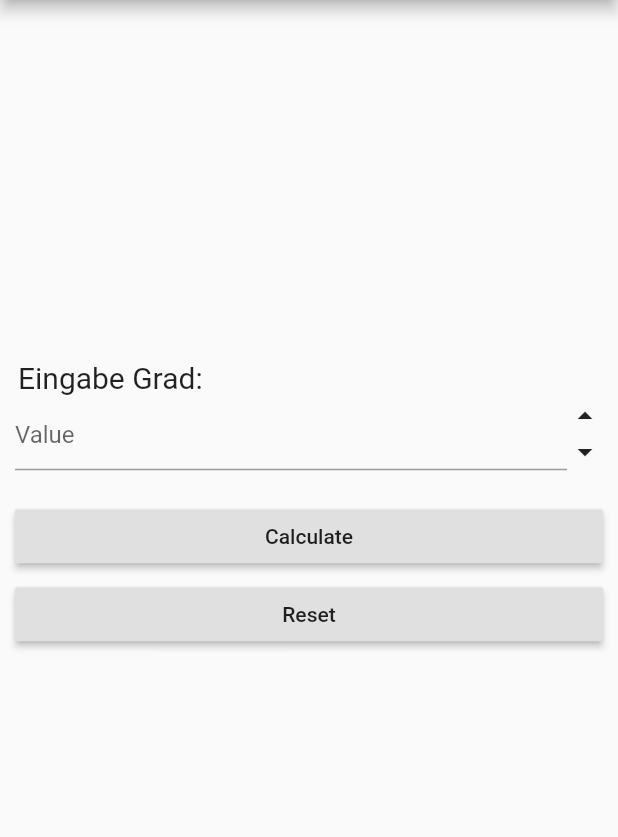
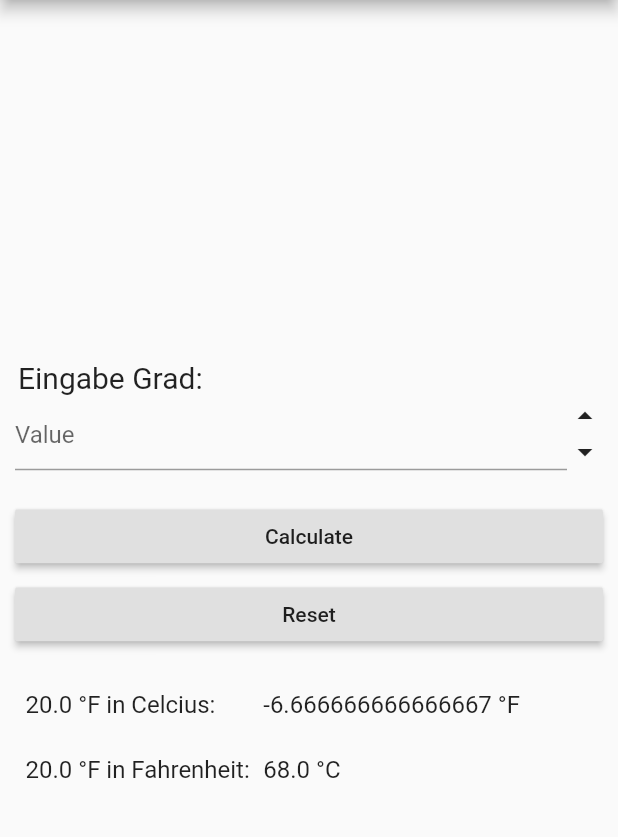
Before and after one commit to peloflutter/fahrenheit_celcsius_calculator, a Flutter app: the screen it shows after launch, after a tap on "Calculate", on a phone screen of 412 x 824 dp, the part 84-921 px from its top. Run offline on Flutter 3.47's test engine with Material 2 defaults, Android fonts, the phone set to English and light mode, and no system bars.

Commit message:
wrong input should be detected right now

```diff
--- a/lib/fahrenheit_celcius_calculator.dart
+++ b/lib/fahrenheit_celcius_calculator.dart
@@ -1,6 +1,10 @@
 import 'package:flutter/material.dart';
 
 // ToDo: Eingabe nur für numerische Werte erlauben !!!
+
+// ToDo: Double-Werte nur auf 2 Stellen nach dem Komma anzeigen !!!
+
+// ToDo: Wechesel zwischen Landscape- und Portrait-Modus crashed !!!
 
 class FahrenheitCelciusCalculator extends StatefulWidget {
   @override
@@ -18,6 +22,8 @@ class _FahrenheitCelciusCalculator extends State<FahrenheitCelciusCalculator> {
   num _degreeFahrenheit;
   num _degreeCelcius;
 
+  RegExp _exp;
+
   TextEditingController _controller;
 
   _FahrenheitCelciusCalculator() {
@@ -29,8 +35,12 @@ class _FahrenheitCelciusCalculator extends State<FahrenheitCelciusCalculator> {
     _displayCelciusShort = '';
 
     // just for testing
+    _degreeInput = 0.0;
     _degreeFahrenheit = 13.5;
     _degreeCelcius = 44.65;
+
+    String pattern = r'^[0-9]*$';
+    _exp = RegExp(pattern);
 
     _controller = TextEditingController();
   }
@@ -131,13 +141,11 @@ class _FahrenheitCelciusCalculator extends State<FahrenheitCelciusCalculator> {
 
   void _increment() {
     debugPrint('... _increment');
-
     _degreeInput++;
   }
 
   void _decrement() {
     debugPrint('... _decrement');
-
     _degreeInput--;
   }
 
@@ -145,22 +153,24 @@ class _FahrenheitCelciusCalculator extends State<FahrenheitCelciusCalculator> {
     debugPrint('... _onPressed');
 
     String input = _controller.text;
-    _degreeInput = int.parse(input);
 
-    _degreeFahrenheit = _fahrenheitToCelcius(_degreeInput);
-    _degreeCelcius = _celciusToFahrenheit(_degreeInput);
-
-    setState(() {
-      _displayFahrenheitLong = '$_degreeInput °F in Celcius:';
-      _displayCelciusLong = '$_degreeInput °F in Fahrenheit:';
-      _displayFahrenheitShort = '$_degreeFahrenheit °F';
-      _displayCelciusShort = '$_degreeCelcius °C';
-    });
+    if (input == '') {
+      _doCalculation(20.0);
+    } else if (!_exp.hasMatch(input)) {
+      _showDialog();
+      _doReset();
+    } else {
+      _doCalculation(double.parse(input));
+    }
   }
 
   void _onReset() {
     debugPrint('... _onReset');
+    _doReset();
+  }
 
+  // helper methods
+  void _doReset() {
     _controller.text = '';
 
     setState(() {
@@ -173,7 +183,40 @@ class _FahrenheitCelciusCalculator extends State<FahrenheitCelciusCalculator> {
     });
   }
 
+  void _doCalculation(num value) {
+    _degreeInput = value;
+    _degreeFahrenheit = _fahrenheitToCelcius(_degreeInput);
+    _degreeCelcius = _celciusToFahrenheit(_degreeInput);
+
+    setState(() {
+      _displayFahrenheitLong = '$_degreeInput °F in Celcius:';
+      _displayCelciusLong = '$_degreeInput °F in Fahrenheit:';
+      _displayFahrenheitShort = '$_degreeFahrenheit °F';
+      _displayCelciusShort = '$_degreeCelcius °C';
+    });
+  }
+
+  // conversion Fahrenheit => Celcius and vice versa
   num _fahrenheitToCelcius(num fahrenheit) => (fahrenheit - 32) * 5 / 9;
+  num _celciusToFahrenheit(num celcius) => celcius * 9 / 5 + 32;
 
-  num _celciusToFahrenheit(num celcius) => celcius * 9 / 5 + 32;
+  // dialog helper method
+  void _showDialog() {
+    showDialog(
+        context: context,
+        builder: (BuildContext context) {
+          return AlertDialog(
+              title: new Text("Wrong Input"),
+              content: new Text("Please enter a valid integer!"),
+              actions: <Widget>[
+                // usually buttons at the bottom of the dialog
+                new FlatButton(
+                  child: new Text("Close"),
+                  onPressed: () {
+                    Navigator.of(context).pop();
+                  },
+                ),
+              ]);
+        });
+  }
 }
```
